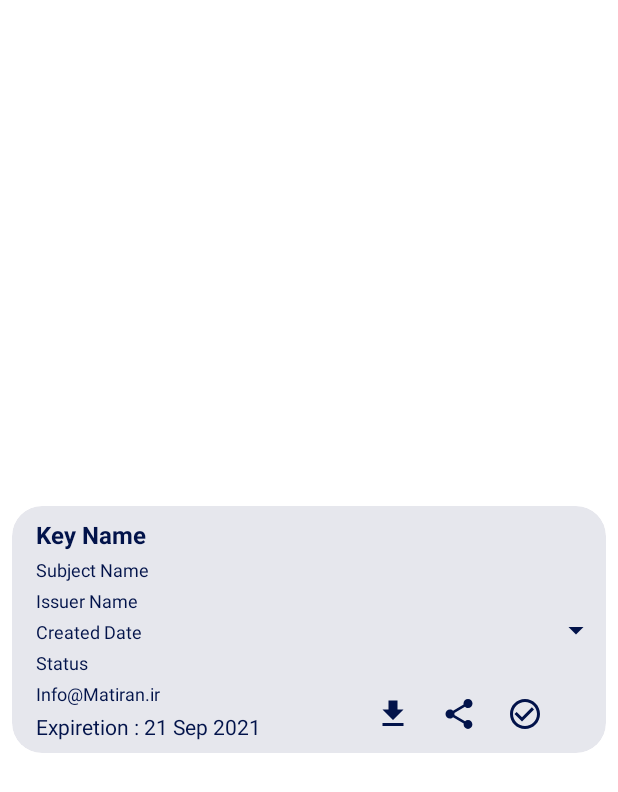
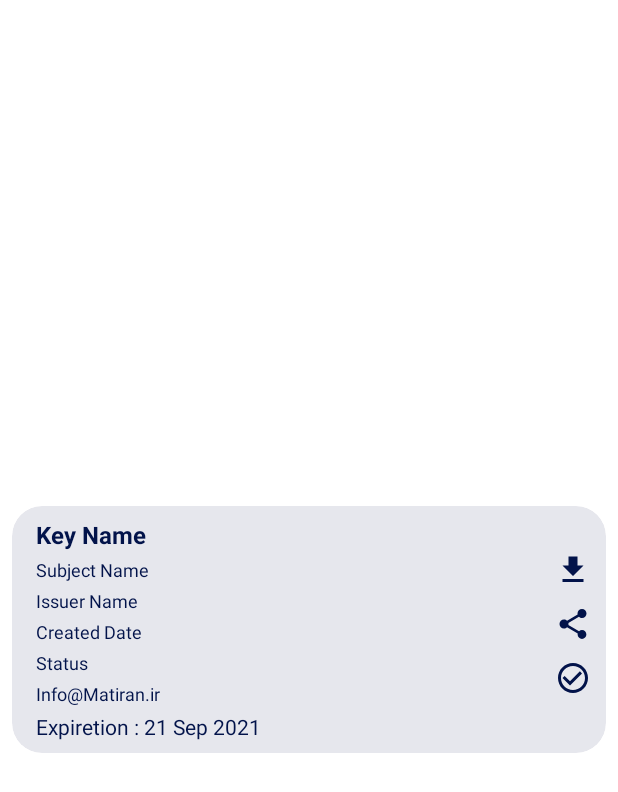
Before and after one commit to milad9005/Recycler-View-Shared-Element-Transition-Android, an Android app: the layout fragment_keys_show_detail.xml on its own in the app's theme, with its tools: preview values and no code run, on a phone screen of 412 x 824 dp. Shown: the top 792 px of the screen. Run offline under Robolectric (Android 15) with nearby library versions, the phone set to English and light mode, and no system bars.

Commit message:
Recycler View Transition

```diff
--- a/app/build.gradle
+++ b/app/build.gradle
@@ -42,9 +42,14 @@ dependencies {
     implementation 'androidx.navigation:navigation-ui:2.3.5'
     implementation 'androidx.legacy:legacy-support-v4:1.0.0'
     implementation 'org.jetbrains:annotations:15.0'
+    implementation 'org.jetbrains:annotations:15.0'
+    implementation 'org.jetbrains:annotations:15.0'
     testImplementation 'junit:junit:4.+'
     androidTestImplementation 'androidx.test.ext:junit:1.1.3'
     androidTestImplementation 'androidx.test.espresso:espresso-core:3.4.0'
 
+
+    implementation 'com.google.android.material:material:1.4.0'
+
     implementation "com.mlsdev.animatedrv:library:2.0.0"
 }
--- a/app/src/main/res/layout/fragment_blank.xml
+++ b/app/src/main/res/layout/fragment_keys_recycler_view.xml
@@ -1,5 +1,5 @@
 <?xml version="1.0" encoding="utf-8"?>
-<com.mlsdev.animatedrv.AnimatedRecyclerView xmlns:android="http://schemas.android.com/apk/res/android"
+<androidx.recyclerview.widget.RecyclerView xmlns:android="http://schemas.android.com/apk/res/android"
     xmlns:app="http://schemas.android.com/apk/res-auto"
     xmlns:tools="http://schemas.android.com/tools"
     android:id="@+id/recycler_view"
@@ -10,4 +10,5 @@
     app:layoutManagerOrientation="vertical"
     app:layoutManagerReverse="false"
     app:layoutManagerType="linear"
-    tools:listitem="@layout/key_item_model" />
+    tools:listitem="@layout/key_item_model"
+    tools:context=".KeysRecyclerViewFragment"/>
--- a/app/src/main/res/layout/fragment_show_keys_detail.xml
+++ b/app/src/main/res/layout/fragment_keys_show_detail.xml
@@ -11,15 +11,17 @@
     android:layout_gravity="center"
     android:animateLayoutChanges="true"
     android:clickable="true"
+
     android:focusable="true"
     android:foreground="?android:attr/selectableItemBackground"
     app:cardBackgroundColor="#1902134A"
     app:cardCornerRadius="20dp"
     app:cardElevation="0dp"
-    tools:context=".ShowKeysDetailFragment">
+    tools:context=".KeysShowDetailFragment">
 
     <androidx.constraintlayout.widget.ConstraintLayout
         android:layout_width="match_parent"
+        android:layoutDirection="ltr"
         android:layout_height="wrap_content">
 
         <TextView
@@ -29,7 +31,6 @@
             android:layout_marginStart="16dp"
             android:layout_marginTop="8dp"
             android:text="Key Name"
-            android:transitionName="shareelement"
             android:textColor="@color/blue_700"
             android:textSize="16sp"
             android:textStyle="bold"
@@ -43,7 +44,7 @@
             android:layout_marginTop="4dp"
             android:animateLayoutChanges="true"
             android:orientation="vertical"
-            app:layout_constraintEnd_toStartOf="@+id/imageView"
+            android:visibility="visible"
             app:layout_constraintStart_toStartOf="@+id/key_item_model_title"
             app:layout_constraintTop_toBottomOf="@+id/key_item_model_title">
 
@@ -95,10 +96,10 @@
             android:layout_height="wrap_content"
             android:layout_marginTop="4dp"
             android:text="Info@Matiran.ir"
-
             android:textColor="@color/blue_700"
             android:textSize="12sp"
             android:textStyle="normal"
+            android:visibility="visible"
             app:layout_constraintStart_toStartOf="@+id/key_item_model_title"
             app:layout_constraintTop_toBottomOf="@+id/expand_keys_detail_layout" />
 
@@ -109,25 +110,14 @@
             android:layout_marginTop="4dp"
             android:layout_marginBottom="8dp"
             android:text="Expiretion : 21 Sep 2021"
-
             android:textColor="@color/blue_700"
             android:textSize="14sp"
             android:textStyle="normal"
+
+            android:visibility="visible"
             app:layout_constraintBottom_toBottomOf="parent"
             app:layout_constraintStart_toStartOf="@+id/key_item_model_title"
             app:layout_constraintTop_toBottomOf="@+id/textView2" />
-
-        <ImageButton
-            android:id="@+id/imageView"
-            android:layout_width="wrap_content"
-            android:layout_height="wrap_content"
-            android:layout_marginEnd="8dp"
-
-            android:background="@color/transparent"
-            app:layout_constraintBottom_toBottomOf="parent"
-            app:layout_constraintEnd_toEndOf="parent"
-            app:layout_constraintTop_toTopOf="parent"
-            app:srcCompat="@drawable/ic_baseline_arrow_drop_down_24" />
 
 
         <LinearLayout
@@ -135,10 +125,11 @@
             android:layout_width="wrap_content"
             android:layout_height="wrap_content"
             android:animateLayoutChanges="true"
+            android:orientation="vertical"
+            android:visibility="visible"
             app:layout_constraintBottom_toBottomOf="@+id/textView3"
-            app:layout_constraintEnd_toStartOf="@+id/imageView"
-            app:layout_constraintHorizontal_bias="1.0"
-            app:layout_constraintStart_toEndOf="@+id/textView3">
+            app:layout_constraintEnd_toEndOf="parent"
+            app:layout_constraintTop_toTopOf="parent">
 
 
             <ImageButton
--- a/app/src/main/res/transition/transition1.xml
+++ b/app/src/main/res/transition/transition1.xml
@@ -1,4 +1,4 @@
 <?xml version="1.0" encoding="utf-8"?>
-<transitionSet xmlns:android="http://schemas.android.com/apk/res/android">
-    <changeBounds/>
+<transitionSet>
+   <changeTransform/>
 </transitionSet>
--- a/app/src/main/res/values/strings.xml
+++ b/app/src/main/res/values/strings.xml
@@ -5,5 +5,6 @@
     <!-- TODO: Remove or change this placeholder text -->
     <string name="hello_blank_fragment">Hello blank fragment</string>
     <string name="Encryption">Encryption</string>
+    <string name="share">shareelement</string>
 
 </resources>
--- a/app/src/main/res/values/themes.xml
+++ b/app/src/main/res/values/themes.xml
@@ -12,6 +12,8 @@
 
         <item name="android:windowContentTransitions">true</item>
         <item name="android:windowActivityTransitions">true</item>
+
+
 
 <!--        <item name="windowActionBar">false</item>-->
 <!--        <item name="windowNoTitle">true</item>-->
```
Also changed, not shown: app/src/main/java/ir/matiran/poc/BlankFragment.java (+18 -46 lines), app/src/main/java/ir/matiran/poc/KeysRecyclerViewFragment.java (added, +99 -0 lines), app/src/main/java/ir/matiran/poc/KeysShowDetailFragment.java (added, +52 -0 lines), app/src/main/java/ir/matiran/poc/ShowKeysDetailFragment.java (deleted, +0 -41 lines), app/src/main/java/ir/matiran/poc/keysListView/KeysAdapter.java (+16 -19 lines), app/src/main/res/layout/fragment_blank2.xml (added, +17 -0 lines), app/src/main/res/layout/key_item_model.xml (+9 -11 lines), app/src/main/res/navigation/nav_graph.xml (+19 -8 lines).
